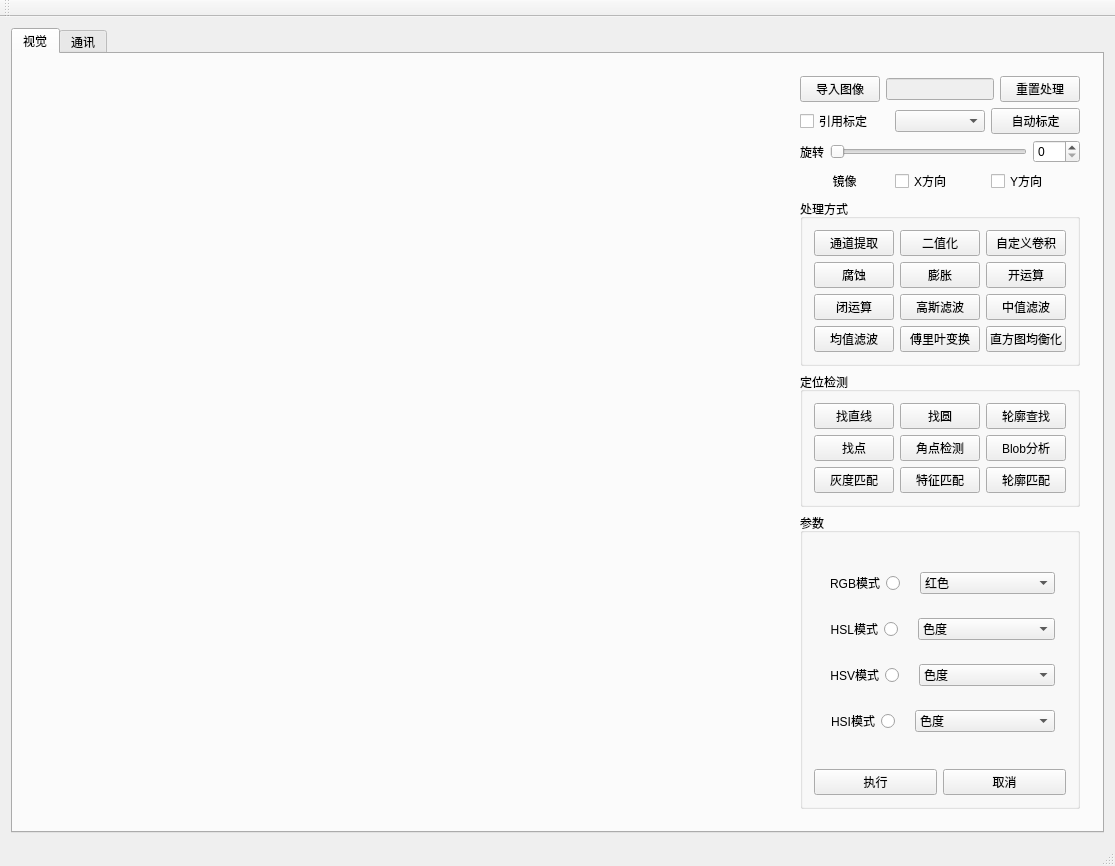
The window that SRDemo/SRDemo.ui (q10564/SRDemo) describes before a commit, drawn with Qt 5.
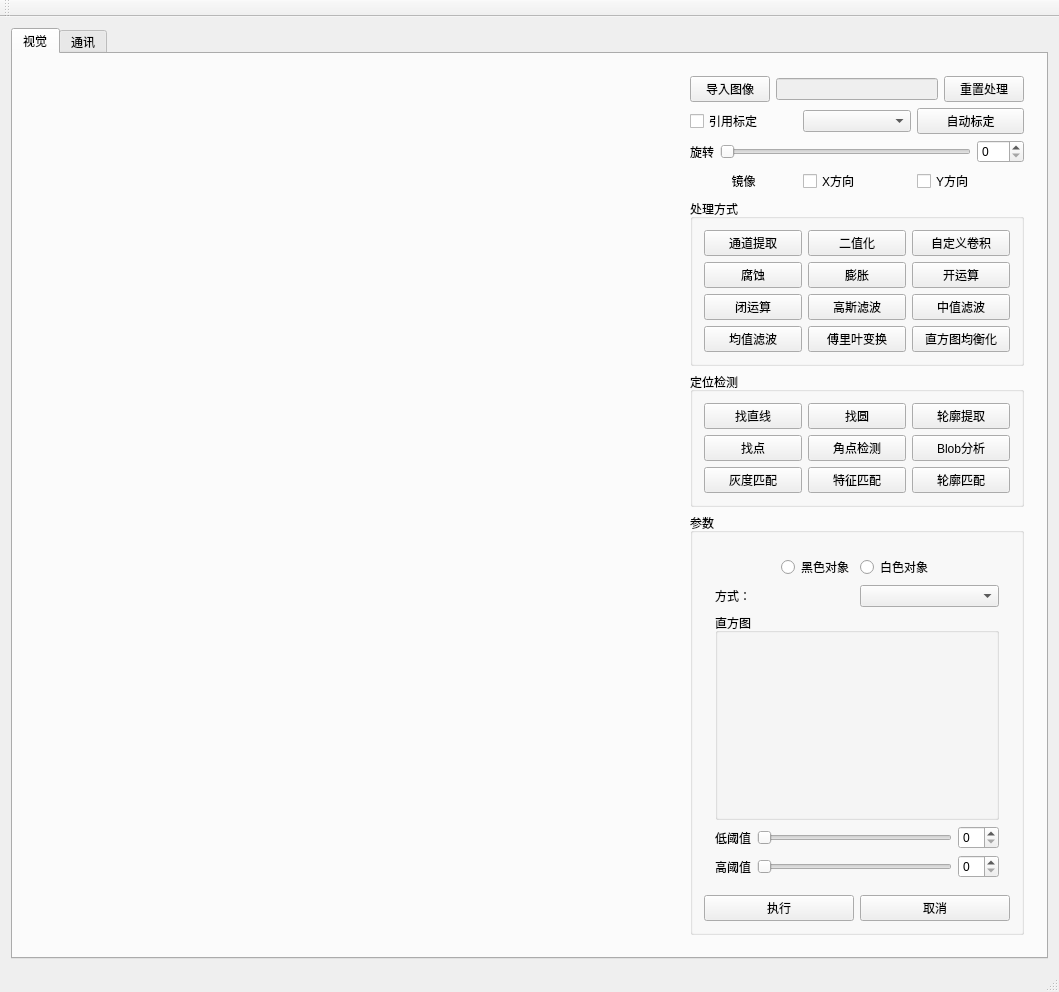
The same window after the commit. Icons and pictures are not drawn.

Diff of the .ui file:
```diff
--- a/SRDemo/SRDemo.ui
+++ b/SRDemo/SRDemo.ui
@@ -2,18 +2,40 @@
 <ui version="4.0">
  <class>SRDemoClass</class>
  <widget class="QMainWindow" name="SRDemoClass">
+  <property name="windowModality">
+   <enum>Qt::WindowModal</enum>
+  </property>
   <property name="geometry">
    <rect>
     <x>0</x>
     <y>0</y>
-    <width>1115</width>
-    <height>866</height>
+    <width>1059</width>
+    <height>913</height>
    </rect>
   </property>
+  <property name="minimumSize">
+   <size>
+    <width>0</width>
+    <height>0</height>
+   </size>
+  </property>
   <property name="windowTitle">
-   <string>SRDemo</string>
+   <string>SRVision</string>
+  </property>
+  <property name="windowIcon">
+   <iconset>
+    <normaloff>../image/ico.png</normaloff>../image/ico.png</iconset>
+  </property>
+  <property name="tabShape">
+   <enum>QTabWidget::Rounded</enum>
   </property>
   <widget class="QWidget" name="centralWidget">
+   <property name="minimumSize">
+    <size>
+     <width>0</width>
+     <height>0</height>
+    </size>
+   </property>
    <layout class="QVBoxLayout" name="verticalLayout_4">
     <item>
      <widget class="QTabWidget" name="tabWidget">
@@ -55,6 +77,12 @@
         </item>
         <item>
          <widget class="QWidget" name="widget_2" native="true">
+          <property name="minimumSize">
+           <size>
+            <width>300</width>
+            <height>0</height>
+           </size>
+          </property>
           <layout class="QVBoxLayout" name="verticalLayout">
            <item>
             <layout class="QHBoxLayout" name="horizontalLayout_2">
@@ -273,6 +301,41 @@
               <string>定位检测</string>
              </property>
              <layout class="QGridLayout" name="gridLayout_3">
+              <item row="2" column="0">
+               <widget class="QPushButton" name="pushButton_9">
+                <property name="text">
+                 <string>灰度匹配</string>
+                </property>
+               </widget>
+              </item>
+              <item row="2" column="2">
+               <widget class="QPushButton" name="pushButton_11">
+                <property name="text">
+                 <string>轮廓匹配</string>
+                </property>
+               </widget>
+              </item>
+              <item row="0" column="0">
+               <widget class="QPushButton" name="pushButton_3">
+                <property name="text">
+                 <string>找直线</string>
+                </property>
+               </widget>
+              </item>
+              <item row="0" column="1">
+               <widget class="QPushButton" name="pushButton_5">
+                <property name="text">
+                 <string>找圆</string>
+                </property>
+               </widget>
+              </item>
+              <item row="1" column="0">
+               <widget class="QPushButton" name="pushButton_4">
+                <property name="text">
+                 <string>找点</string>
+                </property>
+               </widget>
+              </item>
               <item row="1" column="2">
                <widget class="QPushButton" name="pushButton_8">
                 <property name="text">
@@ -290,35 +353,7 @@
               <item row="0" column="2">
                <widget class="QPushButton" name="pushButton_6">
                 <property name="text">
-                 <string>轮廓查找</string>
-                </property>
-               </widget>
-              </item>
-              <item row="1" column="0">
-               <widget class="QPushButton" name="pushButton_4">
-                <property name="text">
-                 <string>找点</string>
-                </property>
-               </widget>
-              </item>
-              <item row="0" column="0">
-               <widget class="QPushButton" name="pushButton_3">
-                <property name="text">
-                 <string>找直线</string>
-                </property>
-               </widget>
-              </item>
-              <item row="0" column="1">
-               <widget class="QPushButton" name="pushButton_5">
-                <property name="text">
-                 <string>找圆</string>
-                </property>
-               </widget>
-              </item>
-              <item row="2" column="0">
-               <widget class="QPushButton" name="pushButton_9">
-                <property name="text">
-                 <string>灰度匹配</string>
+                 <string>轮廓提取</string>
                 </property>
                </widget>
               </item>
@@ -329,13 +364,6 @@
                 </property>
                </widget>
               </item>
-              <item row="2" column="2">
-               <widget class="QPushButton" name="pushButton_11">
-                <property name="text">
-                 <string>轮廓匹配</string>
-                </property>
-               </widget>
-              </item>
              </layout>
             </widget>
            </item>
@@ -348,9 +376,34 @@
               <item>
                <widget class="QStackedWidget" name="stackedWidget">
                 <property name="currentIndex">
-                 <number>1</number>
+                 <number>2</number>
                 </property>
-                <widget class="QWidget" name="page_non"/>
+                <widget class="QWidget" name="page_non">
+                 <layout class="QVBoxLayout" name="verticalLayout_6">
+                  <item>
+                   <widget class="QLabel" name="label_ico">
+                    <property name="text">
+                     <string/>
+                    </property>
+                    <property name="pixmap">
+                     <pixmap>../image/logo.png</pixmap>
+                    </property>
+                    <property name="scaledContents">
+                     <bool>false</bool>
+                    </property>
+                    <property name="alignment">
+                     <set>Qt::AlignCenter</set>
+                    </property>
+                    <property name="wordWrap">
+                     <bool>false</bool>
+                    </property>
+                    <property name="margin">
+                     <number>0</number>
+                    </property>
+                   </widget>
+                  </item>
+                 </layout>
+                </widget>
                 <widget class="QWidget" name="page_extraction">
                  <layout class="QVBoxLayout" name="verticalLayout_5">
                   <item>
@@ -369,7 +422,12 @@
                      </widget>
                     </item>
                     <item>
-                     <widget class="QComboBox" name="comboBox">
+                     <widget class="QComboBox" name="comboBox_RGB">
+                      <item>
+                       <property name="text">
+                        <string>RGB模式</string>
+                       </property>
+                      </item>
                       <item>
                        <property name="text">
                         <string>红色</string>
@@ -405,10 +463,15 @@
                      </widget>
                     </item>
                     <item>
-                     <widget class="QComboBox" name="comboBox_2">
+                     <widget class="QComboBox" name="comboBox_HSL">
                       <item>
                        <property name="text">
-                        <string>色度</string>
+                        <string>HSL模式</string>
+                       </property>
+                      </item>
+                      <item>
+                       <property name="text">
+                        <string>色调</string>
                        </property>
                       </item>
                       <item>
@@ -441,10 +504,15 @@
                      </widget>
                     </item>
                     <item>
-                     <widget class="QComboBox" name="comboBox_3">
+                     <widget class="QComboBox" name="comboBox_HSV">
                       <item>
                        <property name="text">
-                        <string>色度</string>
+                        <string>HSV模式</string>
+                       </property>
+                      </item>
+                      <item>
+                       <property name="text">
+                        <string>色调</string>
                        </property>
                       </item>
                       <item>
@@ -477,10 +545,15 @@
                      </widget>
                     </item>
                     <item>
-                     <widget class="QComboBox" name="comboBox_4">
+                     <widget class="QComboBox" name="comboBox_HSI">
                       <item>
                        <property name="text">
-                        <string>色度</string>
+                        <string>HSI模式</string>
+                       </property>
+                      </item>
+                      <item>
+                       <property name="text">
+                        <string>色调</string>
                        </property>
                       </item>
                       <item>
@@ -499,33 +572,135 @@
                   </item>
                  </layout>
                 </widget>
-                <widget class="QWidget" name="page_2">
-                 <widget class="QSlider" name="verticalSlider">
-                  <property name="geometry">
-                   <rect>
-                    <x>40</x>
-                    <y>40</y>
-                    <width>22</width>
-                    <height>160</height>
-                   </rect>
-                  </property>
-                  <property name="orientation">
-                   <enum>Qt::Vertical</enum>
-                  </property>
-                 </widget>
-                 <widget class="QSlider" name="verticalSlider_2">
-                  <property name="geometry">
-                   <rect>
-                    <x>150</x>
-                    <y>40</y>
-                    <width>22</width>
-                    <height>160</height>
-                   </rect>
-                  </property>
-                  <property name="orientation">
-                   <enum>Qt::Vertical</enum>
-                  </property>
-                 </widget>
+                <widget class="QWidget" name="page_Threshold">
+                 <layout class="QVBoxLayout" name="verticalLayout_8">
+                  <item>
+                   <layout class="QHBoxLayout" name="horizontalLayout_3">
+                    <item>
+                     <spacer name="horizontalSpacer">
+                      <property name="orientation">
+                       <enum>Qt::Horizontal</enum>
+                      </property>
+                      <property name="sizeHint" stdset="0">
+                       <size>
+                        <width>40</width>
+                        <height>20</height>
+                       </size>
+                      </property>
+                     </spacer>
+                    </item>
+                    <item>
+                     <widget class="QRadioButton" name="Threshold_radioButton_black">
+                      <property name="text">
+                       <string>黑色对象</string>
+                      </property>
+                     </widget>
+                    </item>
+                    <item>
+                     <widget class="QRadioButton" name="Threshold_radioButton_white_manual">
+                      <property name="text">
+                       <string>白色对象</string>
+                      </property>
+                     </widget>
+                    </item>
+                    <item>
+                     <spacer name="horizontalSpacer_3">
+                      <property name="orientation">
+                       <enum>Qt::Horizontal</enum>
+                      </property>
+                      <property name="sizeHint" stdset="0">
+                       <size>
+                        <width>40</width>
+                        <height>20</height>
+                       </size>
+                      </property>
+                     </spacer>
+                    </item>
+                   </layout>
+                  </item>
+                  <item>
+                   <layout class="QHBoxLayout" name="horizontalLayout_13">
+                    <item>
+                     <widget class="QLabel" name="label_5">
+                      <property name="text">
+                       <string>方式：</string>
+                      </property>
+                     </widget>
+                    </item>
+                    <item>
+                     <widget class="QComboBox" name="comboBox"/>
+                    </item>
+                   </layout>
+                  </item>
+                  <item>
+                   <widget class="QGroupBox" name="groupBox_3">
+                    <property name="title">
+                     <string>直方图</string>
+                    </property>
+                    <layout class="QVBoxLayout" name="verticalLayout_9">
+                     <item>
+                      <widget class="QLabel" name="label_histImage">
+                       <property name="minimumSize">
+                        <size>
+                         <width>256</width>
+                         <height>160</height>
+                        </size>
+                       </property>
+                       <property name="text">
+                        <string/>
+                       </property>
+                      </widget>
+                     </item>
+                    </layout>
+                   </widget>
+                  </item>
+                  <item>
+                   <layout class="QVBoxLayout" name="verticalLayout_7">
+                    <item>
+                     <layout class="QHBoxLayout" name="horizontalLayout_11">
+                      <item>
+                       <widget class="QLabel" name="label_3">
+                        <property name="text">
+                         <string>低阈值</string>
+                        </property>
+                       </widget>
+                      </item>
+                      <item>
+                       <widget class="QSlider" name="Threshold_Slider_low">
+                        <property name="orientation">
+                         <enum>Qt::Horizontal</enum>
+                        </property>
+                       </widget>
+                      </item>
+                      <item>
+                       <widget class="QSpinBox" name="Threshold_spinBox_low"/>
+                      </item>
+                     </layout>
+                    </item>
+                    <item>
+                     <layout class="QHBoxLayout" name="horizontalLayout_12">
+                      <item>
+                       <widget class="QLabel" name="label_4">
+                        <property name="text">
+                         <string>高阈值</string>
+                        </property>
+                       </widget>
+                      </item>
+                      <item>
+                       <widget class="QSlider" name="Threshold_Slider_high">
+                        <property name="orientation">
+                         <enum>Qt::Horizontal</enum>
+                        </property>
+                       </widget>
+                      </item>
+                      <item>
+                       <widget class="QSpinBox" name="Threshold_spinBox_high"/>
+                      </item>
+                     </layout>
+                    </item>
+                   </layout>
+                  </item>
+                 </layout>
                 </widget>
                </widget>
               </item>
@@ -569,7 +744,7 @@
     <rect>
      <x>0</x>
      <y>0</y>
-     <width>1115</width>
+     <width>1059</width>
      <height>23</height>
     </rect>
    </property>
```
Left out of the diff: 139 changed lines with no effect on the pictures.
